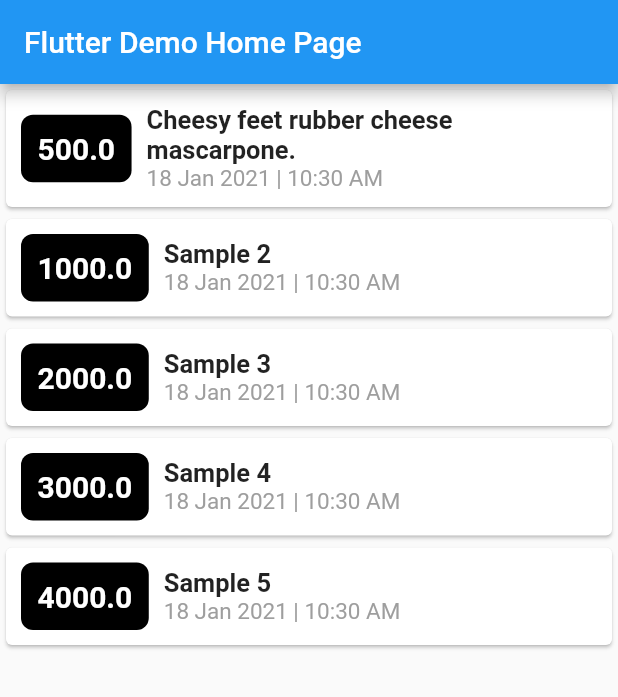
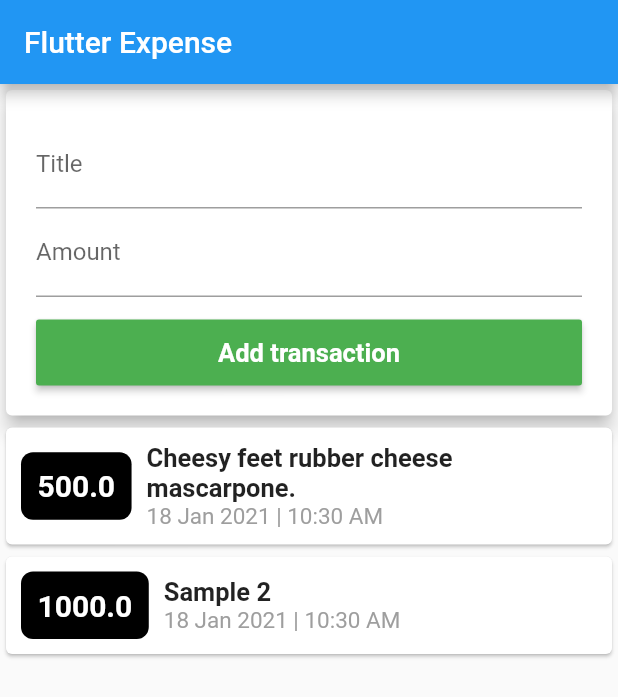
Before and after one commit to amvfortuna/flutter_tutorial_expenses, a Flutter app: the screen it shows after launch, on a phone screen of 412 x 824 dp. Shown: the top 697 px of the screen. Run offline on Flutter 3.47's test engine with Material 2 defaults, Android fonts, the phone set to English and light mode, and no system bars.

Commit message:
Added ability to create a transaction.

```diff
--- a/lib/main.dart
+++ b/lib/main.dart
@@ -1,13 +1,8 @@
 import 'package:flutter/material.dart';
-import 'package:intl/intl.dart';
-import 'package:intl/locale.dart';
 
-import './transaction.dart';
-import './transaction_card.dart';
+import './widgets/create_transaction.dart';
 
-void main() {
-  runApp(MyApp());
-}
+void main() => runApp(MyApp());
 
 class MyApp extends StatelessWidget {
   @override
@@ -17,62 +12,11 @@ class MyApp extends StatelessWidget {
       theme: ThemeData(
         primarySwatch: Colors.blue,
       ),
-      home: MyHomePage(title: 'Flutter Demo Home Page'),
-    );
-  }
-}
-
-class MyHomePage extends StatefulWidget {
-  MyHomePage({Key key, this.title}) : super(key: key);
-
-  final String title;
-
-  @override
-  _MyHomePageState createState() => _MyHomePageState();
-}
-
-class _MyHomePageState extends State<MyHomePage> {
-  final List<Transaction> _transactions = [
-    Transaction(
-        name: 'Cheesy feet rubber cheese mascarpone.',
-        amount: 500,
-        date: DateTime.now()),
-    Transaction(
-      name: 'Sample 2',
-      amount: 1000,
-      date: DateTime.now(),
-    ),
-    Transaction(
-      name: 'Sample 3',
-      amount: 2000,
-      date: DateTime.now(),
-    ),
-    Transaction(
-      name: 'Sample 4',
-      amount: 3000,
-      date: DateTime.now(),
-    ),
-    Transaction(
-      name: 'Sample 5',
-      amount: 4000,
-      date: DateTime.now(),
-    ),
-  ];
-
-  @override
-  Widget build(BuildContext context) {
-    return Scaffold(
-      appBar: AppBar(
-        title: Text(widget.title),
-      ),
-      body: ListView(
-        children: _transactions
-            .map((tx) => TransactionCard(
-                  name: tx.name,
-                  amount: tx.amount.toString(),
-                  date: DateFormat('d MMM yyyy | h:mm a').format(tx.date),
-                ))
-            .toList(),
+      home: Scaffold(
+        appBar: AppBar(
+          title: Text('Flutter Expense'),
+        ),
+        body: CreateTransaction(),
       ),
     );
   }
--- /dev/null
+++ b/lib/widgets/create_transaction.dart
@@ -0,0 +1,52 @@
+import 'package:flutter/material.dart';
+import 'package:intl/intl.dart';
+
+import '../models/transaction.dart';
+import './transaction_form.dart';
+import './transaction_list.dart';
+
+class CreateTransaction extends StatefulWidget {
+  @override
+  State<StatefulWidget> createState() => CreateTransactionState();
+}
+
+class CreateTransactionState extends State<CreateTransaction> {
+  List<Transaction> _transactions = [
+    Transaction(
+      name: 'Cheesy feet rubber cheese mascarpone.',
+      amount: 500,
+      date: DateTime.now(),
+    ),
+    Transaction(
+      name: 'Sample 2',
+      amount: 1000,
+      date: DateTime.now(),
+    ),
+  ];
+
+  void addTransaction(String title, double amount) {
+    Transaction transaction = Transaction(
+      name: title,
+      amount: amount,
+      date: DateTime.now(),
+    );
+
+    setState(() {
+      _transactions.add(transaction);
+    });
+  }
+
+  @override
+  Widget build(BuildContext context) {
+    return Column(
+      children: [
+        TransactionForm(
+          onAddButtonTapped: addTransaction,
+        ),
+        TransactionList(
+          transactions: _transactions,
+        ),
+      ],
+    );
+  }
+}
--- /dev/null
+++ b/lib/widgets/transaction_form.dart
@@ -0,0 +1,53 @@
+import 'package:flutter/material.dart';
+
+class TransactionForm extends StatelessWidget {
+  final Function(String, double) onAddButtonTapped;
+  final _titleController = TextEditingController();
+  final _amountController = TextEditingController();
+
+  TransactionForm({this.onAddButtonTapped});
+
+  @override
+  Widget build(BuildContext context) {
+    return Card(
+      elevation: 5,
+      child: Container(
+        padding: EdgeInsets.all(20),
+        child: Column(
+          children: [
+            TextField(
+              decoration: InputDecoration(labelText: 'Title'),
+              controller: _titleController,
+            ),
+            TextField(
+              decoration: InputDecoration(labelText: 'Amount'),
+              controller: _amountController,
+            ),
+            Container(
+              height: 44,
+              width: double.infinity,
+              margin: EdgeInsets.only(top: 15),
+              child: RaisedButton(
+                color: Colors.green,
+                textColor: Colors.white,
+                child: Text(
+                  'Add transaction',
+                  style: TextStyle(fontSize: 17, fontWeight: FontWeight.w600),
+                ),
+                onPressed: () {
+                  onAddButtonTapped(
+                    _titleController.text,
+                    double.parse(_amountController.text),
+                  );
+
+                  _titleController.clear();
+                  _amountController.clear();
+                },
+              ),
+            ),
+          ],
+        ),
+      ),
+    );
+  }
+}
--- /dev/null
+++ b/lib/widgets/transaction_list.dart
@@ -0,0 +1,26 @@
+import 'package:flutter/material.dart';
+import 'package:intl/intl.dart';
+
+import '../models/transaction.dart';
+import './transaction_card.dart';
+
+class TransactionList extends StatelessWidget {
+  final List<Transaction> transactions;
+
+  TransactionList({this.transactions});
+
+  @override
+  Widget build(BuildContext context) {
+    return Expanded(
+      child: ListView(
+        children: transactions
+            .map((tx) => TransactionCard(
+                  name: tx.name,
+                  amount: tx.amount.toString(),
+                  date: DateFormat('d MMM yyyy | h:mm a').format(tx.date),
+                ))
+            .toList(),
+      ),
+    );
+  }
+}
```
Also changed, not shown: lib/models/transaction.dart (renamed from lib/transaction.dart), lib/widgets/transaction_card.dart (renamed from lib/transaction_card.dart).
